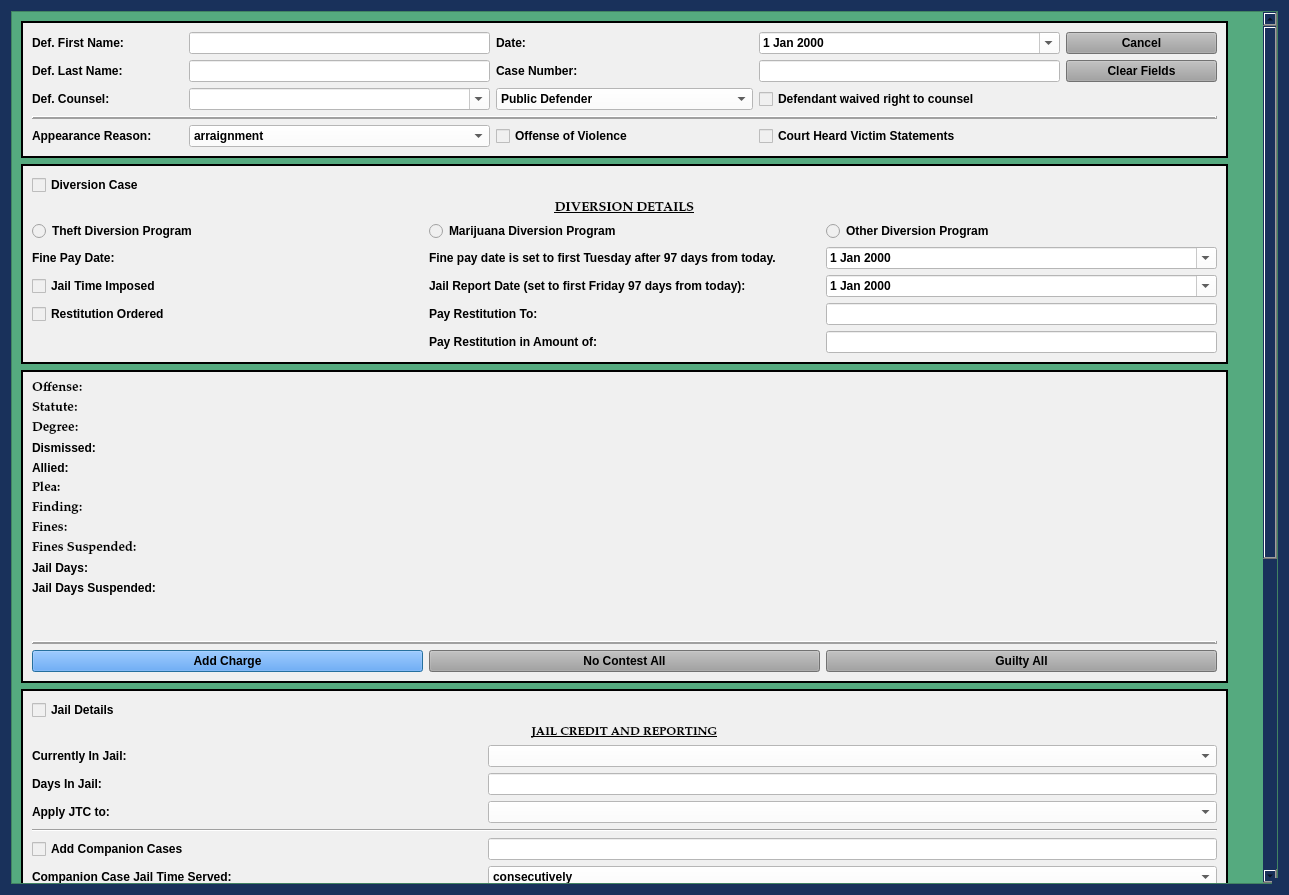
This is munientry/views/ui/JailCCPleaDialog.ui in HunterProgram22/MuniEntry as Qt 5 draws it before an edit. The edited form follows.
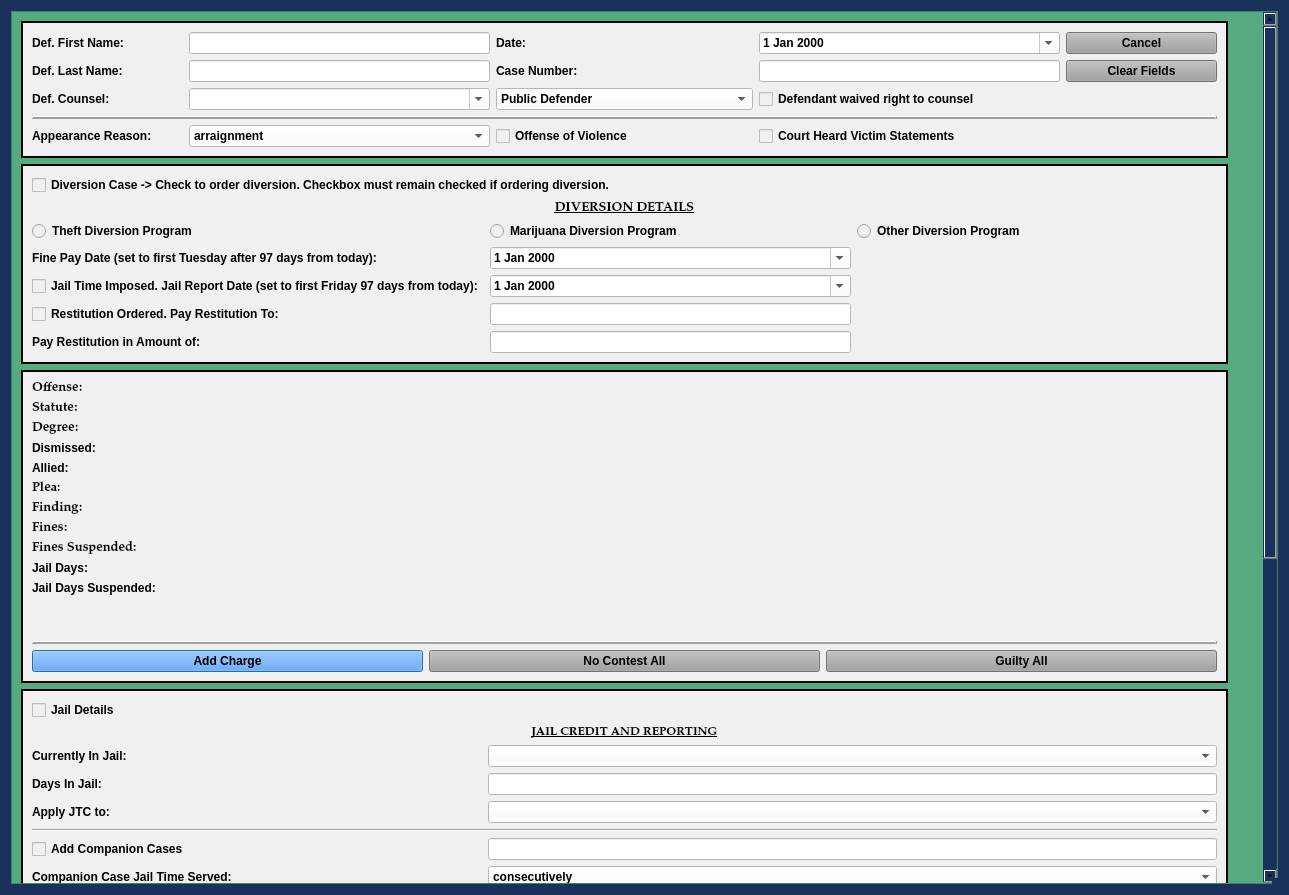
This is the edited form. Custom widgets are drawn as their Qt base class.

Commit message: Diversion in JailCC wired up and working.

```diff
--- a/munientry/views/ui/JailCCPleaDialog.ui
+++ b/munientry/views/ui/JailCCPleaDialog.ui
@@ -170,7 +170,7 @@
       <property name="geometry">
        <rect>
         <x>0</x>
-        <y>0</y>
+        <y>-615</y>
         <width>1252</width>
         <height>1490</height>
        </rect>
@@ -447,7 +447,7 @@
              </size>
             </property>
             <property name="text">
-             <string>Diversion Case</string>
+             <string>Diversion Case -&gt; Check to order diversion. Checkbox must remain checked if ordering diversion.</string>
             </property>
            </widget>
           </item>
@@ -472,85 +472,84 @@
             </property>
            </widget>
           </item>
-          <item row="3" column="0">
-           <widget class="QLabel" name="fine_pay_date_label">
-            <property name="text">
-             <string>Fine Pay Date:</string>
-            </property>
-           </widget>
-          </item>
-          <item row="3" column="1">
-           <widget class="QLabel" name="label_30">
-            <property name="text">
-             <string>Fine pay date is set to first Tuesday after 97 days from today.</string>
-            </property>
-           </widget>
-          </item>
-          <item row="3" column="2">
-           <widget class="NoScrollDateEdit" name="diversion_fine_pay_date">
-            <property name="styleSheet">
-             <string notr="true">color: rgb(0, 0, 0);
-background-color: rgb(255, 255, 255);</string>
-            </property>
-            <property name="calendarPopup">
-             <bool>true</bool>
-            </property>
-           </widget>
-          </item>
           <item row="4" column="0">
            <widget class="QCheckBox" name="diversion_jail_imposed_check_box">
             <property name="text">
-             <string>Jail Time Imposed</string>
-            </property>
-           </widget>
-          </item>
-          <item row="4" column="1">
-           <widget class="QLabel" name="diversion_jail_report_date_label">
-            <property name="text">
-             <string>Jail Report Date (set to first Friday 97 days from today):</string>
-            </property>
-           </widget>
-          </item>
-          <item row="4" column="2">
-           <widget class="NoScrollDateEdit" name="diversion_jail_report_date">
-            <property name="styleSheet">
-             <string notr="true">color: rgb(0, 0, 0);
-background-color: rgb(255, 255, 255);</string>
-            </property>
-            <property name="calendarPopup">
-             <bool>true</bool>
+             <string>Jail Time Imposed. Jail Report Date (set to first Friday 97 days from today):</string>
             </property>
            </widget>
           </item>
           <item row="5" column="0">
            <widget class="QCheckBox" name="pay_restitution_check_box">
             <property name="text">
-             <string>Restitution Ordered</string>
+             <string>Restitution Ordered. Pay Restitution To:</string>
+            </property>
+           </widget>
+          </item>
+          <item row="1" column="0" colspan="3">
+           <widget class="QLabel" name="label_28">
+            <property name="font">
+             <font>
+              <family>Palatino Linotype</family>
+              <pointsize>10</pointsize>
+              <weight>75</weight>
+              <italic>false</italic>
+              <bold>true</bold>
+              <underline>true</underline>
+             </font>
+            </property>
+            <property name="text">
+             <string>DIVERSION DETAILS</string>
+            </property>
+            <property name="alignment">
+             <set>Qt::AlignCenter</set>
+            </property>
+           </widget>
+          </item>
+          <item row="3" column="0">
+           <widget class="QLabel" name="label_30">
+            <property name="text">
+             <string>Fine Pay Date (set to first Tuesday after 97 days from today):</string>
+            </property>
+           </widget>
+          </item>
+          <item row="3" column="1">
+           <widget class="NoScrollDateEdit" name="diversion_fine_pay_date">
+            <property name="styleSheet">
+             <string notr="true">color: rgb(0, 0, 0);
+background-color: rgb(255, 255, 255);</string>
+            </property>
+            <property name="calendarPopup">
+             <bool>true</bool>
+            </property>
+           </widget>
+          </item>
+          <item row="4" column="1">
+           <widget class="NoScrollDateEdit" name="diversion_jail_report_date">
+            <property name="styleSheet">
+             <string notr="true">color: rgb(0, 0, 0);
+background-color: rgb(255, 255, 255);</string>
+            </property>
+            <property name="calendarPopup">
+             <bool>true</bool>
             </property>
            </widget>
           </item>
           <item row="5" column="1">
-           <widget class="QLabel" name="pay_restitution_to_label">
-            <property name="text">
-             <string>Pay Restitution To:</string>
-            </property>
-           </widget>
-          </item>
-          <item row="5" column="2">
            <widget class="QLineEdit" name="pay_restitution_to_line">
             <property name="styleSheet">
              <string notr="true">background-color: rgb(255, 255, 255);</string>
             </property>
            </widget>
           </item>
-          <item row="6" column="1">
+          <item row="6" column="0">
            <widget class="QLabel" name="pay_restitution_amount_label">
             <property name="text">
              <string>Pay Restitution in Amount of:</string>
             </property>
            </widget>
           </item>
-          <item row="6" column="2">
+          <item row="6" column="1">
            <widget class="QLineEdit" name="pay_restitution_amount_line">
             <property name="styleSheet">
              <string notr="true">background-color: rgb(255, 255, 255);</string>
```
Left out of the diff: 60 changed lines with no effect on the pictures. The commit also changes 9 other files.
